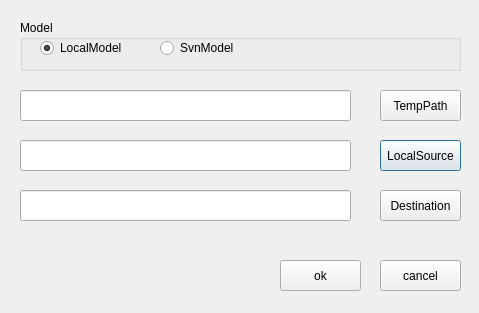
This is scripts/max/JpyModules/outPutTool/settingUI.ui in wangziheng0426/JMadOnion as Qt 5 draws it before an edit. The edited form follows.
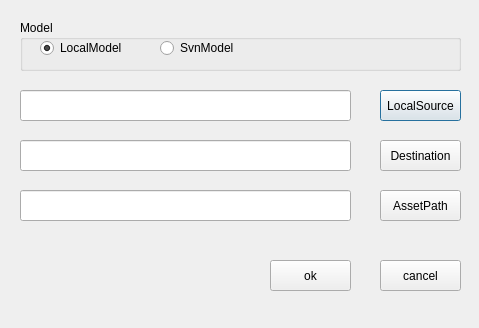
This is the edited form.

```diff
--- a/scripts/max/JpyModules/outPutTool/settingUI.ui
+++ b/scripts/max/JpyModules/outPutTool/settingUI.ui
@@ -7,7 +7,7 @@
     <x>0</x>
     <y>0</y>
     <width>479</width>
-    <height>313</height>
+    <height>328</height>
    </rect>
   </property>
   <property name="windowTitle">
@@ -59,7 +59,7 @@
    <property name="geometry">
     <rect>
      <x>20</x>
-     <y>140</y>
+     <y>90</y>
      <width>331</width>
      <height>31</height>
     </rect>
@@ -69,7 +69,7 @@
    <property name="geometry">
     <rect>
      <x>380</x>
-     <y>140</y>
+     <y>90</y>
      <width>81</width>
      <height>31</height>
     </rect>
@@ -82,7 +82,7 @@
    <property name="geometry">
     <rect>
      <x>380</x>
-     <y>190</y>
+     <y>140</y>
      <width>81</width>
      <height>31</height>
     </rect>
@@ -95,7 +95,7 @@
    <property name="geometry">
     <rect>
      <x>20</x>
-     <y>190</y>
+     <y>140</y>
      <width>331</width>
      <height>31</height>
     </rect>
@@ -104,7 +104,7 @@
   <widget class="QPushButton" name="apply_pushButton">
    <property name="geometry">
     <rect>
-     <x>280</x>
+     <x>270</x>
      <y>260</y>
      <width>81</width>
      <height>31</height>
@@ -127,27 +127,27 @@
     <string>cancel</string>
    </property>
   </widget>
-  <widget class="QLineEdit" name="lineEdit_tempPath">
-   <property name="geometry">
-    <rect>
-     <x>20</x>
-     <y>90</y>
-     <width>331</width>
-     <height>31</height>
-    </rect>
-   </property>
-  </widget>
-  <widget class="QPushButton" name="pushButton_tempPath">
+  <widget class="QPushButton" name="pushButton_unityAssetPath">
    <property name="geometry">
     <rect>
      <x>380</x>
-     <y>90</y>
+     <y>190</y>
      <width>81</width>
      <height>31</height>
     </rect>
    </property>
    <property name="text">
-    <string>TempPath</string>
+    <string>AssetPath</string>
+   </property>
+  </widget>
+  <widget class="QLineEdit" name="lineEdit_unityPath">
+   <property name="geometry">
+    <rect>
+     <x>20</x>
+     <y>190</y>
+     <width>331</width>
+     <height>31</height>
+    </rect>
    </property>
   </widget>
  </widget>
```
